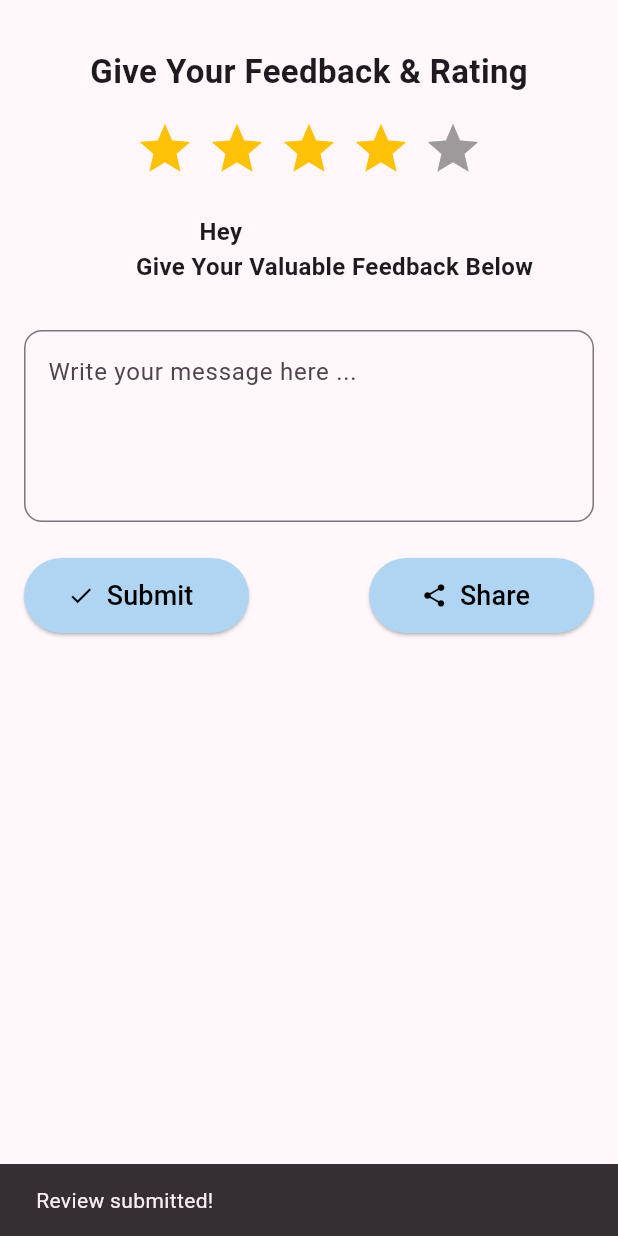
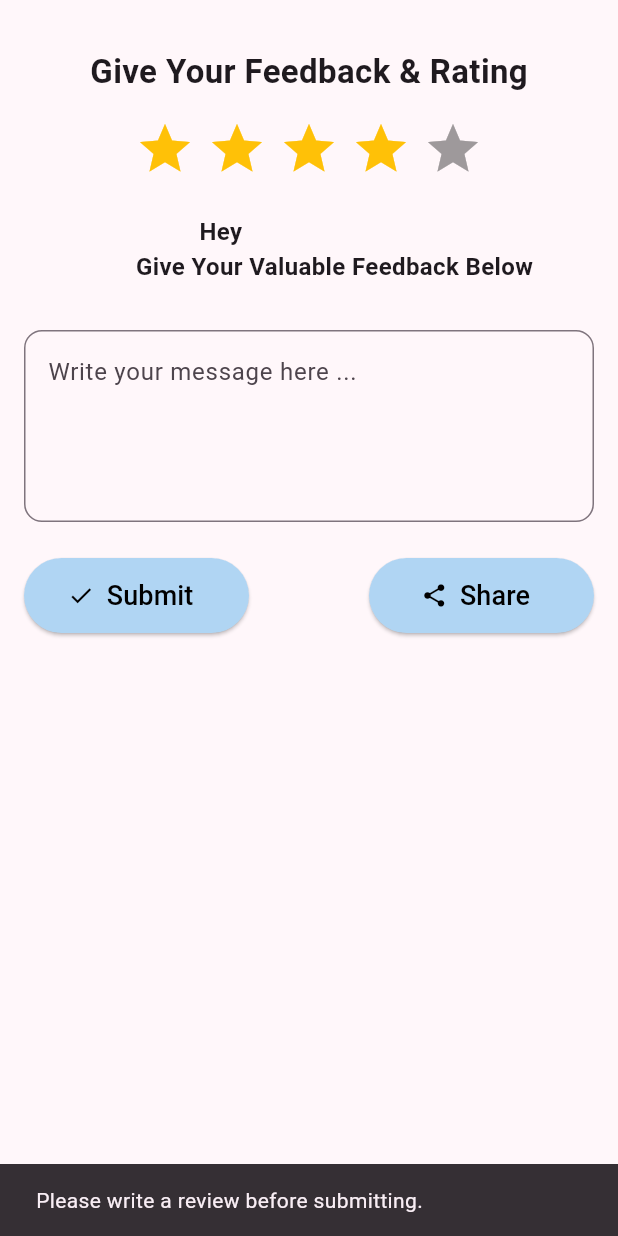
Before and after one commit to anshshr/complaint_management_system, a Flutter app: the FeedbackPage screen opened directly with empty values, after a tap on "Submit", on a phone screen of 412 x 824 dp. Run offline on Flutter 3.47's test engine with Material 3 defaults, Android fonts, the light colour scheme and no system bars; drawn by our look-alikes of flutter_rating_bar; our stand-ins replace firebase_auth, firebase_core, share_plus, shared_preferences; accounts and stored records are empty.

Commit message:
Adding the Senitment Analysis in the Feedback

```diff
--- a/lib/components/pages/feedback.dart
+++ b/lib/components/pages/feedback.dart
@@ -1,5 +1,7 @@
+import 'dart:convert';
 import 'package:flutter/material.dart';
 import 'package:flutter_rating_bar/flutter_rating_bar.dart';
+import 'package:http/http.dart' as http;
 import 'package:share_plus/share_plus.dart';
 
 class FeedbackPage extends StatefulWidget {
@@ -12,19 +14,88 @@ class FeedbackPage extends StatefulWidget {
 }
 
 class _FeedbackPageState extends State<FeedbackPage> {
-  double _rating = 4.0; // Default rating
+  double _rating = 4.0;
   TextEditingController _reviewController = TextEditingController();
+  String sentiment = '';
+  bool _isLoading = false;
 
-  void _submitReview() {
-    // Handle review submission logic here
+  void _submitReview() async {
+    String reviewText = _reviewController.text.trim();
+
+    if (reviewText.isNotEmpty) {
+      setState(() {
+        _isLoading = true;
+      });
+
+      final url = Uri.https('models3.p.rapidapi.com', '/');
+      final queryParameters = {
+        'model_id': '27',
+        'prompt':
+            'Analyze review and provide an innovative response in exactly 10 words: $reviewText',
+      };
+      final headers = {
+        'Content-Type': 'application/json',
+        'X-RapidAPI-Key': 'cddc497c61msha056b75bbe92f88p1c3834jsn007efcd6ece0',
+        'X-RapidAPI-Host': 'models3.p.rapidapi.com',
+      };
+      final body = jsonEncode({
+        'key1': 'value',
+        'key2': 'value',
+      });
+
+      final response = await http.post(
+        url.replace(queryParameters: queryParameters),
+        headers: headers,
+        body: body,
+      );
+
+      setState(() {
+        _isLoading = false; // Hide loading indicator
+
+        if (response.statusCode == 200) {
+          final responseData = jsonDecode(response.body);
+          sentiment = responseData['content'].replaceAll("\n", "");
+        } else {
+          sentiment = 'Error analyzing sentiment';
+        }
+      });
+
       ScaffoldMessenger.of(context).showSnackBar(
-      SnackBar(content: Text('Review submitted!')),
+        SnackBar(
+          backgroundColor: Colors.blue,
+          content: Text.rich(
+            TextSpan(
+              children: [
+                TextSpan(
+                  text: sentiment,
+                  style: TextStyle(
+                    color: Colors.white,
+                    fontWeight: FontWeight.bold,
+                    fontStyle: FontStyle.italic,
+                  ),
+                ),
+              ],
+            ),
+          ),
+          duration: Duration(seconds: 6), // Adjust duration as needed
+        ),
       );
+    } else {
+      ScaffoldMessenger.of(context).showSnackBar(
+        SnackBar(
+          content: Text('Please write a review before submitting.'),
+          duration: Duration(seconds: 6),
+        ),
+      );
+    }
+
+    _reviewController.clear();
   }
 
   void _shareReview() {
     String message = "I Rated my Rail Madad App $_rating stars.\n\n"
-        "Review: ${_reviewController.text}";
+        "Review: ${_reviewController.text}\n\n"
+        "Response: $sentiment";
 
     Share.share(message);
   }
@@ -32,7 +103,9 @@ class _FeedbackPageState extends State<FeedbackPage> {
   @override
   Widget build(BuildContext context) {
     return Scaffold(
-      body: SingleChildScrollView(
+      body: Stack(
+        children: [
+          SingleChildScrollView(
             child: Padding(
               padding: const EdgeInsets.only(left: 16.0, right: 16, top: 32),
               child: Column(
@@ -89,7 +162,8 @@ class _FeedbackPageState extends State<FeedbackPage> {
                     children: [
                       ElevatedButton.icon(
                         style: ElevatedButton.styleFrom(
-                      backgroundColor: const Color.fromARGB(255, 176, 213, 243),
+                          backgroundColor:
+                              const Color.fromARGB(255, 176, 213, 243),
                           minimumSize: Size(150, 50),
                         ),
                         onPressed: _submitReview,
@@ -104,7 +178,8 @@ class _FeedbackPageState extends State<FeedbackPage> {
                       ),
                       ElevatedButton.icon(
                         style: ElevatedButton.styleFrom(
-                      backgroundColor: const Color.fromARGB(255, 176, 213, 243),
+                          backgroundColor:
+                              const Color.fromARGB(255, 176, 213, 243),
                           minimumSize: Size(150, 50),
                         ),
                         onPressed: _shareReview,
@@ -123,6 +198,14 @@ class _FeedbackPageState extends State<FeedbackPage> {
               ),
             ),
           ),
+          if (_isLoading)
+            Center(
+              child: CircularProgressIndicator(
+                color: Colors.blue,
+              ),
+            ),
+        ],
+      ),
     );
   }
 }
--- a/pubspec.yaml
+++ b/pubspec.yaml
@@ -42,6 +42,7 @@ dependencies:
   shared_preferences: ^2.0.8
   flutter_rating_bar: ^4.0.1
   share_plus: ^10.0.0
+  http: ^1.2.2
 
 dev_dependencies:
   flutter_test:
```
Also changed, not shown: pubspec.lock. Lines whose indentation alone changed are shown as unchanged.
